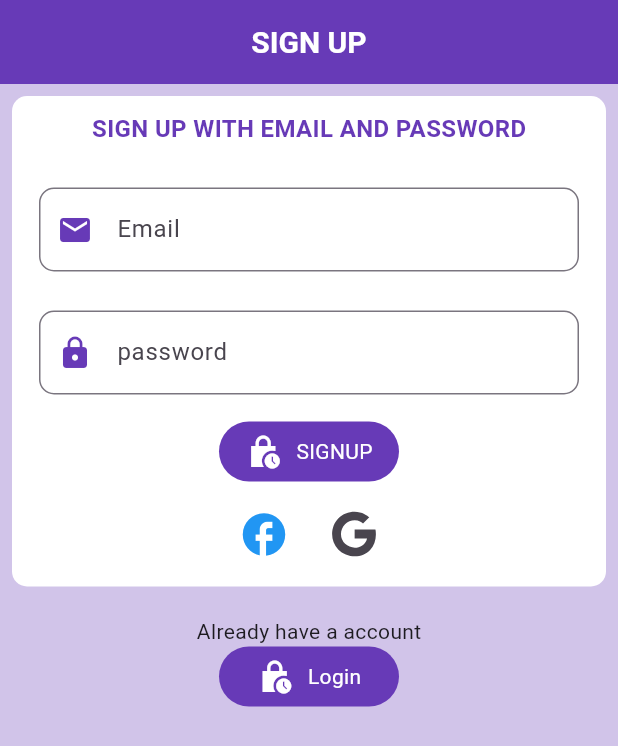
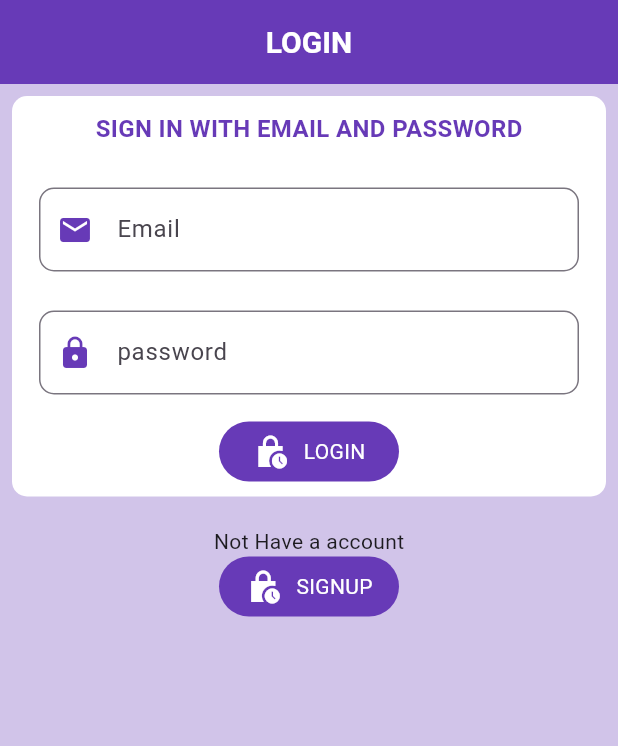
Before and after one commit to mallasmustafa/firebase-crud-operation-using-Flutter-Getxx, a Flutter app: the screen it shows after launch, on a phone screen of 412 x 824 dp. Shown: the top 746 px of the screen. Run offline on Flutter 3.47's test engine with Material 3 defaults, Android fonts, the phone set to English and light mode, and no system bars; our stand-ins replace cloud_firestore, firebase_auth, firebase_core, get, google_sign_in, ionicons; missing offline and left inert: flutter_facebook_auth; accounts and stored records are empty.

Commit message:
add authStateChanges for current state user

```diff
--- a/lib/main.dart
+++ b/lib/main.dart
@@ -1,6 +1,6 @@
 import 'package:firebase_core/firebase_core.dart';
 import 'package:firebase_crud/firebase_options.dart';
-import 'package:firebase_crud/pages/sign_up_page.dart';
+import 'package:firebase_crud/pages/auth.dart';
 import 'package:flutter/material.dart';
 import 'package:get/get.dart';
 
@@ -25,6 +25,6 @@ class MyApp extends StatelessWidget {
           colorScheme: ColorScheme.fromSeed(seedColor: Colors.deepPurple),
           useMaterial3: true,
         ),
-        home: SignUpPage());
+        home: Auth());
   }
 }
--- /dev/null
+++ b/lib/pages/auth.dart
@@ -0,0 +1,24 @@
+import 'package:firebase_auth/firebase_auth.dart';
+import 'package:firebase_crud/pages/home_page.dart';
+import 'package:firebase_crud/pages/login_page.dart';
+import 'package:flutter/material.dart';
+
+class Auth extends StatelessWidget {
+  const Auth({super.key});
+
+  @override
+  Widget build(BuildContext context) {
+    return Scaffold(
+      body: StreamBuilder(
+        stream: FirebaseAuth.instance.authStateChanges(),
+        builder: (context, snapshot) {
+          if (snapshot.hasData) {
+            return const HomePage();
+          } else {
+            return const LoginPage();
+          }
+        },
+      ),
+    );
+  }
+}
```
